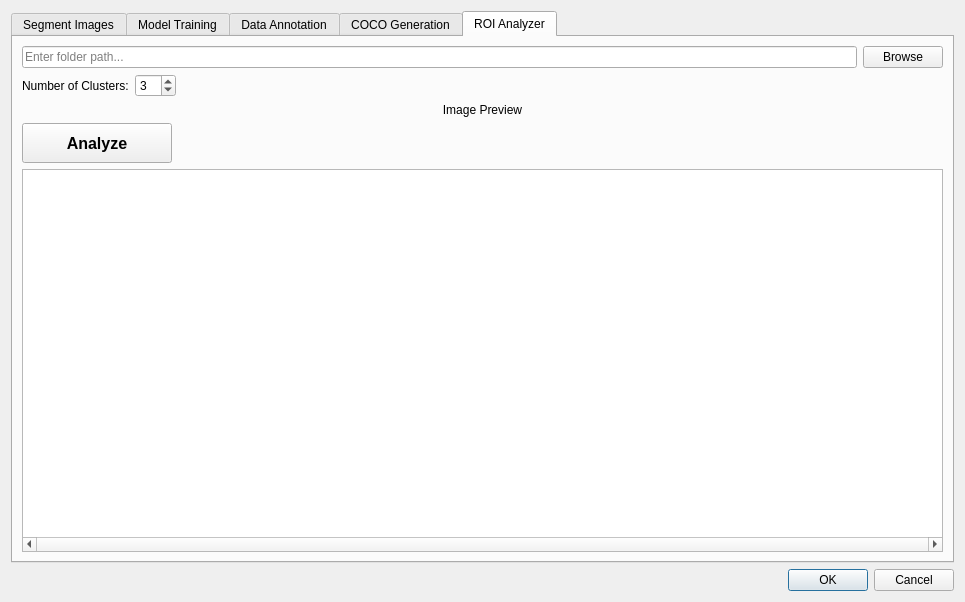
Before: the Qt Designer form QDialog_Hyperparameters.ui in JohnStranzl/GRIME-AI, drawn with Qt 5.
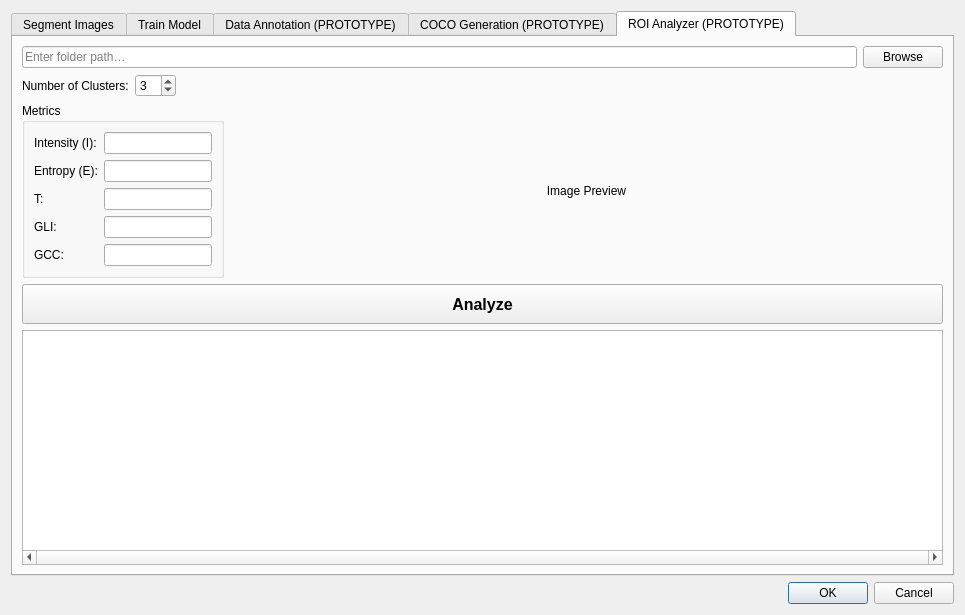
After: the same form once the commit is applied. The open tabs and pages were chosen to show the change.

What changed in the file:
```diff
--- a/QDialog_Hyperparameters.ui
+++ b/QDialog_Hyperparameters.ui
@@ -7,12 +7,15 @@
     <x>0</x>
     <y>0</y>
     <width>965</width>
-    <height>602</height>
+    <height>615</height>
    </rect>
   </property>
   <property name="windowTitle">
    <string>Configure Settings</string>
   </property>
+  <property name="autoFillBackground">
+   <bool>false</bool>
+  </property>
   <layout class="QVBoxLayout" name="verticalLayout">
    <item>
     <widget class="QTabWidget" name="tabWidget">
@@ -184,7 +187,7 @@
      </widget>
      <widget class="QWidget" name="tabParameters">
       <attribute name="title">
-       <string>Model Training</string>
+       <string>Train Model</string>
       </attribute>
       <layout class="QVBoxLayout" name="verticalTabParametersLayout">
        <item>
@@ -624,7 +627,7 @@
      </widget>
      <widget class="QWidget" name="tabDataAnnotation">
       <attribute name="title">
-       <string>Data Annotation</string>
+       <string>Data Annotation (PROTOTYPE)</string>
       </attribute>
       <layout class="QVBoxLayout" name="verticalLayoutDataAnnotation">
        <item>
@@ -814,7 +817,7 @@
      </widget>
      <widget class="QWidget" name="tabCOCO">
       <attribute name="title">
-       <string>COCO Generation</string>
+       <string>COCO Generation (PROTOTYPE)</string>
       </attribute>
       <layout class="QVBoxLayout" name="verticalLayoutCOCO">
        <item>
@@ -871,7 +874,7 @@
      </widget>
      <widget class="QWidget" name="tabNewFolderBrowser">
       <attribute name="title">
-       <string>ROI Analyzer</string>
+       <string>ROI Analyzer (PROTOTYPE)</string>
       </attribute>
       <layout class="QVBoxLayout" name="verticalLayoutFolderBrowser">
        <item>
@@ -879,7 +882,7 @@
          <item>
           <widget class="QLineEdit" name="lineEdit_folderPathNew">
            <property name="placeholderText">
-            <string>Enter folder path...</string>
+            <string>Enter folder path…</string>
            </property>
           </widget>
          </item>
@@ -936,23 +939,151 @@
         </layout>
        </item>
        <item>
-        <widget class="QLabel" name="label_displayImages">
-         <property name="text">
-          <string>Image Preview</string>
-         </property>
-         <property name="alignment">
-          <set>Qt::AlignCenter</set>
-         </property>
-        </widget>
+        <layout class="QHBoxLayout" name="horizontalLayoutMetricsAndImage">
+         <item>
+          <widget class="QGroupBox" name="groupBox_metrics">
+           <property name="sizePolicy">
+            <sizepolicy hsizetype="Fixed" vsizetype="Preferred">
+             <horstretch>0</horstretch>
+             <verstretch>0</verstretch>
+            </sizepolicy>
+           </property>
+           <property name="title">
+            <string>Metrics</string>
+           </property>
+           <layout class="QFormLayout" name="formLayout_metrics">
+            <item row="0" column="0">
+             <widget class="QLabel" name="label_intensity">
+              <property name="text">
+               <string>Intensity (I):</string>
+              </property>
+             </widget>
+            </item>
+            <item row="0" column="1">
+             <widget class="QLineEdit" name="lineEdit_intensity">
+              <property name="sizePolicy">
+               <sizepolicy hsizetype="Fixed" vsizetype="Preferred">
+                <horstretch>0</horstretch>
+                <verstretch>0</verstretch>
+               </sizepolicy>
+              </property>
+              <property name="maxLength">
+               <number>8</number>
+              </property>
+              <property name="readOnly">
+               <bool>true</bool>
+              </property>
+             </widget>
+            </item>
+            <item row="1" column="0">
+             <widget class="QLabel" name="label_entropy">
+              <property name="text">
+               <string>Entropy (E):</string>
+              </property>
+             </widget>
+            </item>
+            <item row="1" column="1">
+             <widget class="QLineEdit" name="lineEdit_entropy">
+              <property name="sizePolicy">
+               <sizepolicy hsizetype="Fixed" vsizetype="Preferred">
+                <horstretch>0</horstretch>
+                <verstretch>0</verstretch>
+               </sizepolicy>
+              </property>
+              <property name="maxLength">
+               <number>8</number>
+              </property>
+              <property name="readOnly">
+               <bool>true</bool>
+              </property>
+             </widget>
+            </item>
+            <item row="2" column="0">
+             <widget class="QLabel" name="label_T">
+              <property name="text">
+               <string>T:</string>
+              </property>
+             </widget>
+            </item>
+            <item row="2" column="1">
+             <widget class="QLineEdit" name="lineEdit_Texture">
+              <property name="sizePolicy">
+               <sizepolicy hsizetype="Fixed" vsizetype="Preferred">
+                <horstretch>0</horstretch>
+                <verstretch>0</verstretch>
+               </sizepolicy>
+              </property>
+              <property name="maxLength">
+               <number>8</number>
+              </property>
+              <property name="readOnly">
+               <bool>true</bool>
+              </property>
+             </widget>
+            </item>
+            <item row="3" column="0">
+             <widget class="QLabel" name="label_GLI">
+              <property name="text">
+               <string>GLI:</string>
+              </property>
+             </widget>
+            </item>
+            <item row="3" column="1">
+             <widget class="QLineEdit" name="lineEdit_GLI">
+              <property name="sizePolicy">
+               <sizepolicy hsizetype="Fixed" vsizetype="Preferred">
+                <horstretch>0</horstretch>
+                <verstretch>0</verstretch>
+               </sizepolicy>
+              </property>
+              <property name="maxLength">
+               <number>8</number>
+              </property>
+              <property name="readOnly">
+               <bool>true</bool>
+              </property>
+             </widget>
+            </item>
+            <item row="4" column="0">
+             <widget class="QLabel" name="label_GCC">
+              <property name="text">
+               <string>GCC:</string>
+              </property>
+             </widget>
+            </item>
+            <item row="4" column="1">
+             <widget class="QLineEdit" name="lineEdit_GCC">
+              <property name="sizePolicy">
+               <sizepolicy hsizetype="Fixed" vsizetype="Preferred">
+                <horstretch>0</horstretch>
+                <verstretch>0</verstretch>
+               </sizepolicy>
+              </property>
+              <property name="maxLength">
+               <number>8</number>
+              </property>
+              <property name="readOnly">
+               <bool>true</bool>
+              </property>
+             </widget>
+            </item>
+           </layout>
+          </widget>
+         </item>
+         <item>
+          <widget class="QLabel" name="label_displayImages">
+           <property name="text">
+            <string>Image Preview</string>
+           </property>
+           <property name="alignment">
+            <set>Qt::AlignCenter</set>
+           </property>
+          </widget>
+         </item>
+        </layout>
        </item>
        <item>
         <widget class="QPushButton" name="pushButton_analyze">
-         <property name="sizePolicy">
-          <sizepolicy hsizetype="Fixed" vsizetype="Fixed">
-           <horstretch>0</horstretch>
-           <verstretch>0</verstretch>
-          </sizepolicy>
-         </property>
          <property name="minimumSize">
           <size>
            <width>150</width>
```
Left out of the diff: 45 changed lines with no effect on the pictures.
